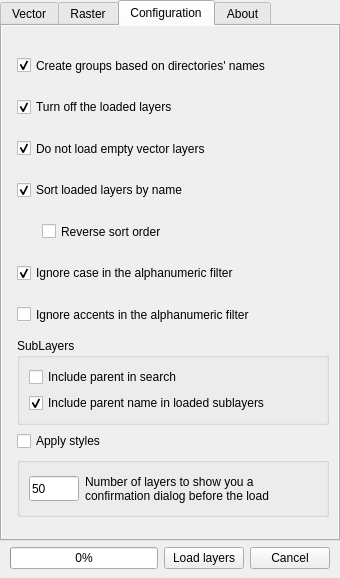
Old version of the form Ui_DockWidget.ui in the repository gacarrillor/loadthemall.
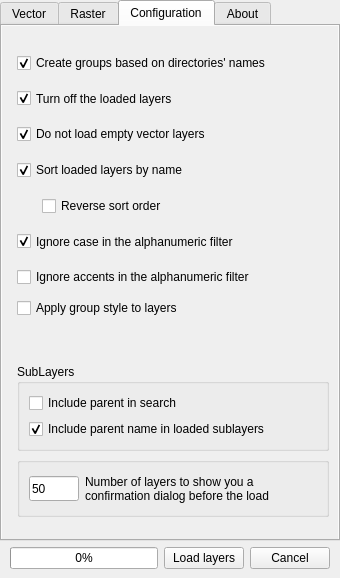
New version of the form. The open tabs and pages were chosen to show the change. Icons and pictures are not drawn.

```diff
--- a/Ui_DockWidget.ui
+++ b/Ui_DockWidget.ui
@@ -191,7 +191,7 @@
             <rect>
              <x>0</x>
              <y>0</y>
-             <width>278</width>
+             <width>323</width>
              <height>598</height>
             </rect>
            </property>
@@ -311,8 +311,8 @@
             <rect>
              <x>0</x>
              <y>0</y>
-             <width>310</width>
-             <height>447</height>
+             <width>323</width>
+             <height>493</height>
             </rect>
            </property>
            <property name="sizePolicy">
@@ -499,7 +499,7 @@
                 </property>
                </widget>
               </item>
-              <item row="8" column="0">
+              <item row="10" column="0">
                <widget class="QGroupBox" name="groupBox_2">
                 <property name="sizePolicy">
                  <sizepolicy hsizetype="Preferred" vsizetype="MinimumExpanding">
@@ -531,7 +531,7 @@
                 </layout>
                </widget>
               </item>
-              <item row="10" column="0">
+              <item row="12" column="0">
                <widget class="QGroupBox" name="groupBox">
                 <property name="minimumSize">
                  <size>
@@ -599,7 +599,7 @@
                 </layout>
                </widget>
               </item>
-              <item row="11" column="0">
+              <item row="13" column="0">
                <spacer name="verticalSpacer_2">
                 <property name="orientation">
                  <enum>Qt::Vertical</enum>
@@ -615,13 +615,30 @@
                 </property>
                </spacer>
               </item>
-              <item row="9" column="0">
+              <item row="8" column="0">
                <widget class="QCheckBox" name="chkStyles">
+                <property name="toolTip">
+                 <string>When checked, if groups are checked and a QML is found inside a layer folder with the
+same folder name (e.g., my_group.qml), it will be applied to all layers inside that group.</string>
+                </property>
                 <property name="text">
-                 <string>Apply styles</string>
+                 <string>Apply group style to layers</string>
                 </property>
                </widget>
               </item>
+              <item row="9" column="0">
+               <spacer name="verticalSpacer_11">
+                <property name="orientation">
+                 <enum>Qt::Vertical</enum>
+                </property>
+                <property name="sizeHint" stdset="0">
+                 <size>
+                  <width>20</width>
+                  <height>40</height>
+                 </size>
+                </property>
+               </spacer>
+              </item>
              </layout>
             </item>
            </layout>
@@ -955,7 +972,7 @@
                    <string notr="true">font: 8pt &quot;Sans Serif&quot;;</string>
                   </property>
                   <property name="text">
-                   <string>&lt;html&gt;&lt;head/&gt;&lt;body&gt;&lt;p&gt;&lt;span style=&quot; font-style:italic;&quot;&gt;Code contributors:&lt;/span&gt;&lt;br/&gt;&lt;br/&gt;     David Bakeman (v2.1 and v2.4)&lt;br/&gt;     Soeren Gebbert (v2.3)&lt;br/&gt;     Jean Hemmi (v3.1 &amp;amp; French trans.)&lt;/p&gt;&lt;/body&gt;&lt;/html&gt;</string>
+                   <string>&lt;html&gt;&lt;head/&gt;&lt;body&gt;&lt;p&gt;&lt;span style=&quot; font-style:italic;&quot;&gt;Code contributors:&lt;/span&gt;&lt;br/&gt;&lt;br/&gt;     David Bakeman (v2.1 and v2.4)&lt;br/&gt;     Soeren Gebbert (v2.3)&lt;br/&gt;     Jean Hemmi (v3.1 &amp;amp; French transl.)&lt;/p&gt;&lt;/body&gt;&lt;/html&gt;</string>
                   </property>
                   <property name="wordWrap">
                    <bool>true</bool>
```
